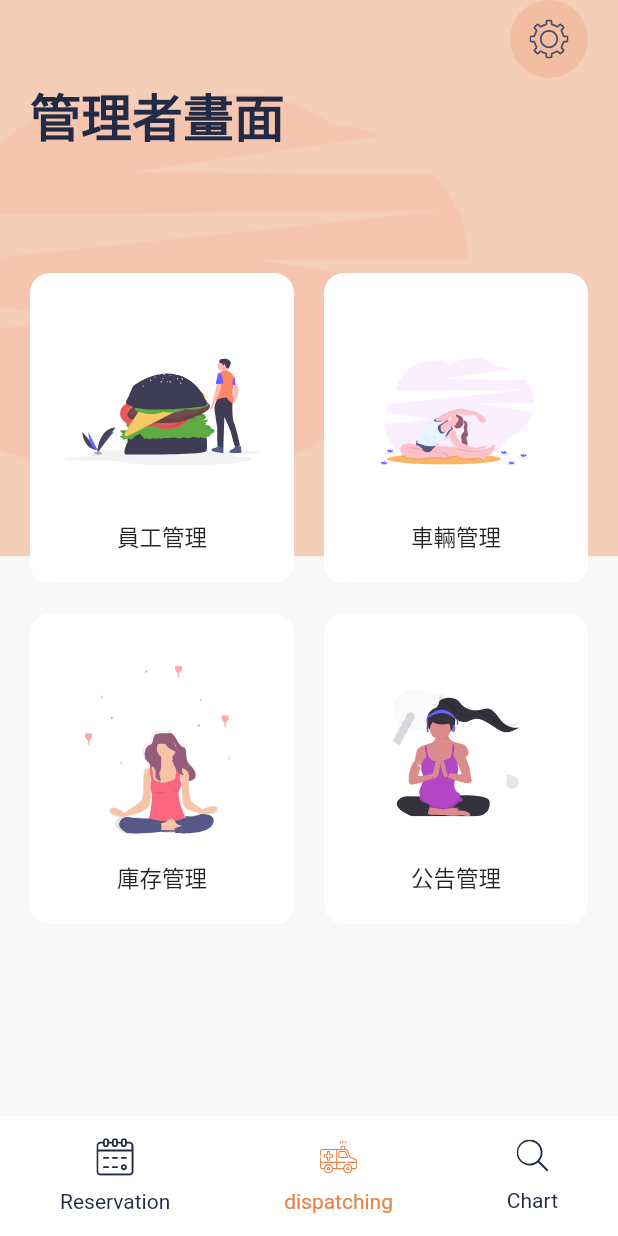
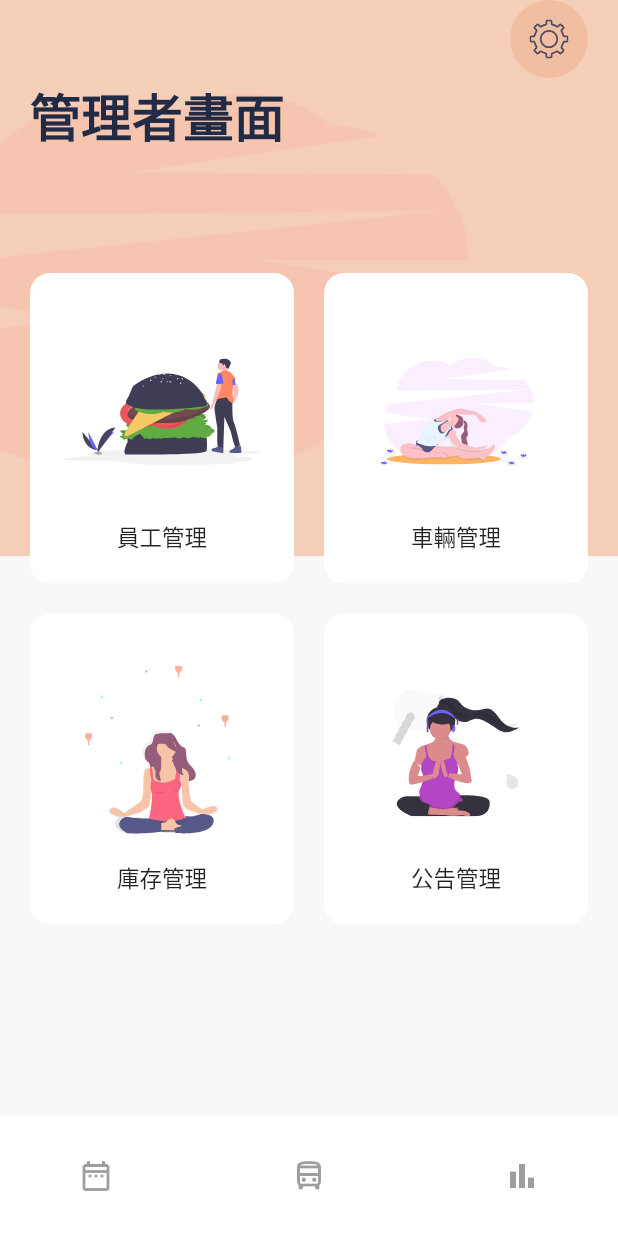
Before and after one commit to XieXinRu/Meditation-App-master, a Flutter app: the screen it shows after launch, on a phone screen of 412 x 824 dp. Run offline on Flutter 3.47's test engine with Material 2 defaults, Android fonts, the phone set to English and light mode, and no system bars; our stand-ins replace flutter_svg.

Commit message:
icon change

```diff
--- a/lib/widgets/bottom_nav_bar.dart
+++ b/lib/widgets/bottom_nav_bar.dart
@@ -1,6 +1,7 @@
 import 'package:flutter/material.dart';
 import 'package:flutter_svg/flutter_svg.dart';
 import 'package:meditation_app/constants.dart';
+
 
 class BottomNavBar extends StatelessWidget {
   const BottomNavBar({
@@ -16,30 +17,35 @@ class BottomNavBar extends StatelessWidget {
       child: Row(
         mainAxisAlignment: MainAxisAlignment.spaceBetween,
         children: <Widget>[
-          // IconButton(
-          //   icon: Icon(Icons.menu),
-          //   tooltip: 'Navigation menu',
-          //   onPressed: null, // null disables the button
+          IconButton(
+            icon: Icon(Icons.date_range_outlined),
+            tooltip: 'Reservation',
+            onPressed: null, // null disables the button
+          ),
+          // Expanded expands its child to fill the available space.
+          IconButton(
+            icon: Icon(Icons.directions_bus_outlined),
+            tooltip: 'Ambulance',
+            onPressed: null,
+          ),
+          IconButton(
+            icon: Icon(Icons.bar_chart),
+            tooltip: 'Search',
+            onPressed: null,
+          ),
+          // BottomNavItem(
+          //   title: "Reservation",
+          //   svgScr: "assets/icons/calendar.svg",
           // ),
-          // // Expanded expands its child to fill the available space.
-          // IconButton(
-          //   icon: Icon(Icons.search),
-          //   tooltip: 'Search',
-          //   onPressed: null,
+          // BottomNavItem(
+          //   title: "dispatching",
+          //   svgScr: "assets/icons/ambulance.svg",
+          //   isActive: true,
           // ),
-          BottomNavItem(
-            title: "Reservation",
-            svgScr: "assets/icons/calendar.svg",
-          ),
-          BottomNavItem(
-            title: "dispatching",
-            svgScr: "assets/icons/ambulance.svg",
-            isActive: true,
-          ),
-          BottomNavItem(
-            title: "Chart",
-            svgScr: "assets/icons/search.svg",
-          ),
+          // BottomNavItem(
+          //   title: "Chart",
+          //   svgScr: "assets/icons/search.svg",
+          // ),
         ],
       ),
     );
```
